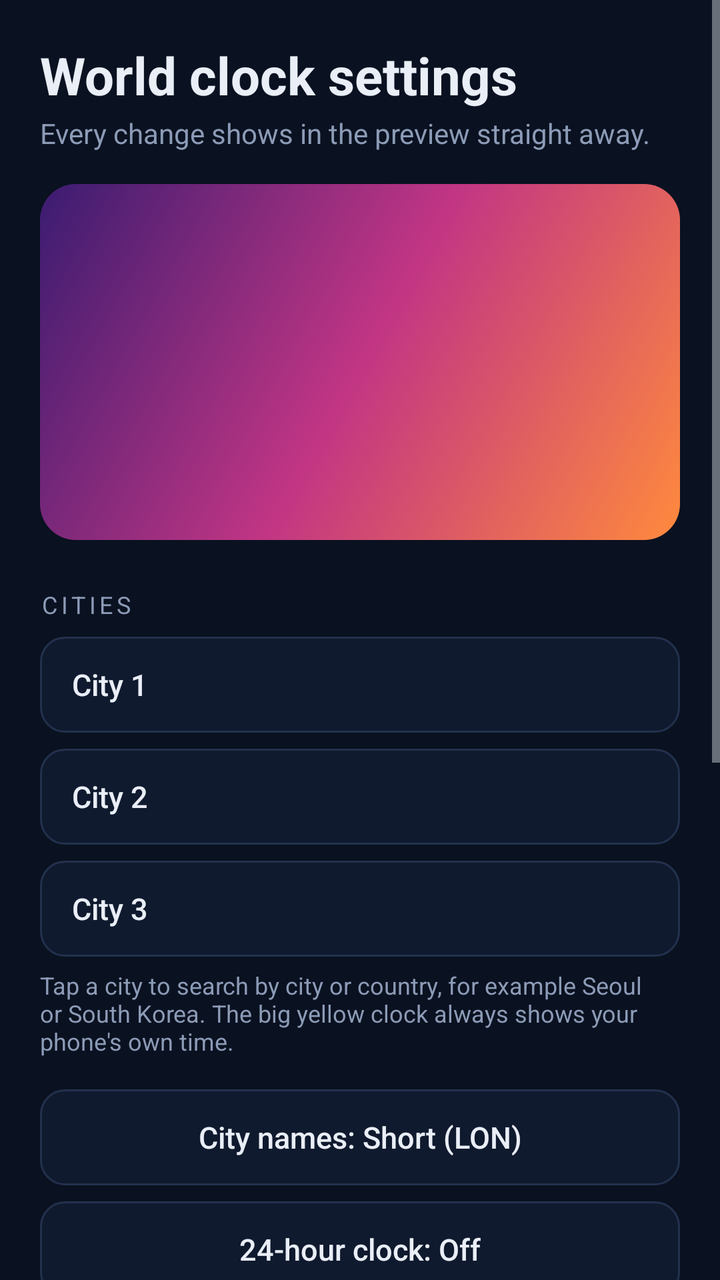
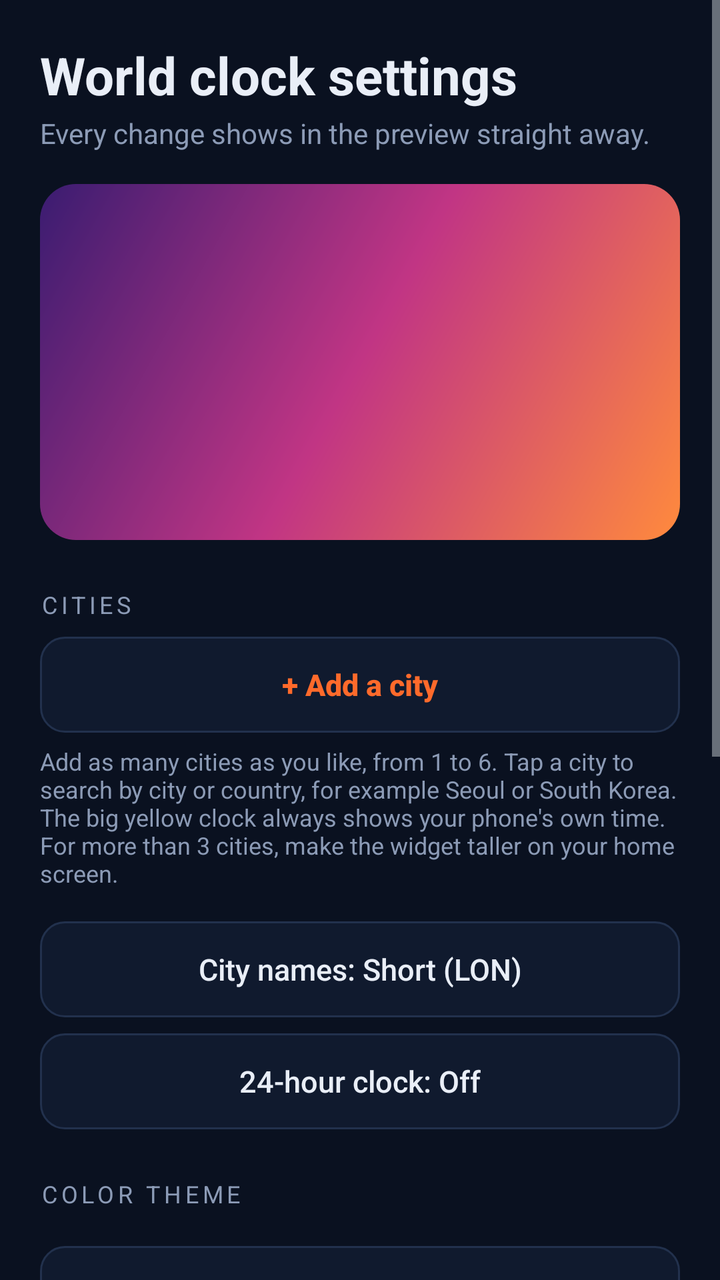

The first picture is an Android layout as it rendered before a commit; the second is the same layout after the commit. The layout source and the unified diff follow.
<!-- AndroidManifest.xml: application theme AppTheme -->
<!-- res/layout/activity_config_world.xml -->
<?xml version="1.0" encoding="utf-8"?>
<ScrollView xmlns:android="http://schemas.android.com/apk/res/android"
    android:layout_width="match_parent"
    android:layout_height="match_parent"
    android:background="@color/bg"
    android:fillViewport="true">

    <LinearLayout
        android:layout_width="match_parent"
        android:layout_height="wrap_content"
        android:orientation="vertical"
        android:padding="20dp">

        <TextView
            android:layout_width="match_parent"
            android:layout_height="wrap_content"
            android:text="World clock settings"
            android:textColor="@color/fg"
            android:textSize="26sp"
            android:textStyle="bold" />

        <TextView
            android:layout_width="match_parent"
            android:layout_height="wrap_content"
            android:layout_marginTop="2dp"
            android:text="Every change shows in the preview straight away."
            android:textColor="@color/muted"
            android:textSize="14sp" />

        <FrameLayout
            android:layout_width="match_parent"
            android:layout_height="wrap_content"
            android:layout_marginTop="16dp"
            android:background="@drawable/preview_backdrop"
            android:padding="14dp">

            <FrameLayout
                android:id="@+id/preview_host"
                android:layout_width="match_parent"
                android:layout_height="150dp" />
        </FrameLayout>

        <TextView
            android:layout_width="wrap_content"
            android:layout_height="wrap_content"
            android:layout_marginTop="24dp"
            android:letterSpacing="0.16"
            android:text="Cities"
            android:textAllCaps="true"
            android:textColor="@color/muted"
            android:textSize="12sp" />

        <Button
            android:id="@+id/btn_city1"
            android:layout_width="match_parent"
            android:layout_height="48dp"
            android:layout_marginTop="8dp"
            android:background="@drawable/bg_button_outline"
            android:gravity="start|center_vertical"
            android:paddingHorizontal="16dp"
            android:stateListAnimator="@null"
            android:text="City 1"
            android:textAllCaps="false"
            android:textColor="@color/fg"
            android:textSize="15sp" />

        <Button
            android:id="@+id/btn_city2"
            android:layout_width="match_parent"
            android:layout_height="48dp"
            android:layout_marginTop="8dp"
            android:background="@drawable/bg_button_outline"
            android:gravity="start|center_vertical"
            android:paddingHorizontal="16dp"
            android:stateListAnimator="@null"
            android:text="City 2"
            android:textAllCaps="false"
            android:textColor="@color/fg"
            android:textSize="15sp" />

        <Button
            android:id="@+id/btn_city3"
            android:layout_width="match_parent"
            android:layout_height="48dp"
            android:layout_marginTop="8dp"
            android:background="@drawable/bg_button_outline"
            android:gravity="start|center_vertical"
            android:paddingHorizontal="16dp"
            android:stateListAnimator="@null"
            android:text="City 3"
            android:textAllCaps="false"
            android:textColor="@color/fg"
            android:textSize="15sp" />

        <TextView
            android:layout_width="match_parent"
            android:layout_height="wrap_content"
            android:layout_marginTop="6dp"
            android:text="Tap a city to search by city or country, for example Seoul or South Korea. The big yellow clock always shows your phone's own time."
            android:textColor="@color/muted"
            android:textSize="12sp" />

        <Button
            android:id="@+id/btn_names"
            android:layout_width="match_parent"
            android:layout_height="48dp"
            android:layout_marginTop="16dp"
            android:background="@drawable/bg_button_outline"
            android:stateListAnimator="@null"
            android:text="City names: Short (LON)"
            android:textAllCaps="false"
            android:textColor="@color/fg"
            android:textSize="15sp" />

        <Button
            android:id="@+id/btn_h24"
            android:layout_width="match_parent"
            android:layout_height="48dp"
            android:layout_marginTop="8dp"
            android:background="@drawable/bg_button_outline"
            android:stateListAnimator="@null"
            android:text="24-hour clock: Off"
            android:textAllCaps="false"
            android:textColor="@color/fg"
            android:textSize="15sp" />

        <include
            layout="@layout/view_look"
            android:layout_width="match_parent"
            android:layout_height="wrap_content" />

        <Button
            android:id="@+id/btn_save"
            android:layout_width="match_parent"
            android:layout_height="52dp"
            android:layout_marginTop="28dp"
            android:background="@drawable/bg_button_primary"
            android:stateListAnimator="@null"
            android:text="Save widget"
            android:textAllCaps="false"
            android:textColor="@color/on_accent"
            android:textSize="16sp"
            android:textStyle="bold" />
    </LinearLayout>
</ScrollView>
<!-- res/layout/view_look.xml (included above) -->
<?xml version="1.0" encoding="utf-8"?>
<LinearLayout xmlns:android="http://schemas.android.com/apk/res/android"
    android:layout_width="match_parent"
    android:layout_height="wrap_content"
    android:orientation="vertical">

    <TextView
        android:layout_width="wrap_content"
        android:layout_height="wrap_content"
        android:layout_marginTop="24dp"
        android:letterSpacing="0.16"
        android:text="Color theme"
        android:textAllCaps="true"
        android:textColor="@color/muted"
        android:textSize="12sp" />

    <HorizontalScrollView
        android:layout_width="match_parent"
        android:layout_height="wrap_content"
        android:layout_marginTop="8dp"
        android:scrollbars="none">

        <LinearLayout
            android:id="@+id/presets_row"
            android:layout_width="wrap_content"
            android:layout_height="wrap_content"
            android:orientation="horizontal" />
    </HorizontalScrollView>

    <Button
        android:id="@+id/btn_c_bg"
        android:layout_width="match_parent"
        android:layout_height="48dp"
        android:layout_marginTop="10dp"
        android:background="@drawable/bg_button_outline"
        android:gravity="start|center_vertical"
        android:paddingHorizontal="16dp"
        android:stateListAnimator="@null"
        android:text="Background color"
        android:textAllCaps="false"
        android:textColor="@color/fg"
        android:textSize="15sp" />

    <Button
        android:id="@+id/btn_c_fg"
        android:layout_width="match_parent"
        android:layout_height="48dp"
        android:layout_marginTop="8dp"
        android:background="@drawable/bg_button_outline"
        android:gravity="start|center_vertical"
        android:paddingHorizontal="16dp"
        android:stateListAnimator="@null"
        android:text="Text color"
        android:textAllCaps="false"
        android:textColor="@color/fg"
        android:textSize="15sp" />

    <Button
        android:id="@+id/btn_c_accent"
        android:layout_width="match_parent"
        android:layout_height="48dp"
        android:layout_marginTop="8dp"
        android:background="@drawable/bg_button_outline"
        android:gravity="start|center_vertical"
        android:paddingHorizontal="16dp"
        android:stateListAnimator="@null"
        android:text="Accent color"
        android:textAllCaps="false"
        android:textColor="@color/fg"
        android:textSize="15sp" />

    <TextView
        android:layout_width="wrap_content"
        android:layout_height="wrap_content"
        android:layout_marginTop="24dp"
        android:letterSpacing="0.16"
        android:text="Transparency"
        android:textAllCaps="true"
        android:textColor="@color/muted"
        android:textSize="12sp" />

    <TextView
        android:id="@+id/tv_opacity"
        android:layout_width="match_parent"
        android:layout_height="wrap_content"
        android:layout_marginTop="8dp"
        android:text="Background opacity: 100%"
        android:textColor="@color/fg"
        android:textSize="15sp" />

    <SeekBar
        android:id="@+id/sb_opacity"
        android:layout_width="match_parent"
        android:layout_height="wrap_content"
        android:layout_marginTop="4dp"
        android:max="100"
        android:progress="100" />

    <TextView
        android:layout_width="match_parent"
        android:layout_height="wrap_content"
        android:text="At 0% only the text shows, floating over your wallpaper."
        android:textColor="@color/muted"
        android:textSize="12sp" />
</LinearLayout>
<!-- resources referenced by this layout -->
<resources>
  <color name="bg">#0A1120</color>
  <color name="fg">#E9EEF7</color>
  <color name="muted">#8C9BB6</color>
  <color name="on_accent">#1B0B03</color>
  <!-- drawable bg_button_outline (drawable) -->
  <?xml version="1.0" encoding="utf-8"?>
  <ripple xmlns:android="http://schemas.android.com/apk/res/android"
      android:color="#33FFFFFF">
      <item>
          <shape android:shape="rectangle">
              <solid android:color="@color/surface" />
              <stroke
                  android:width="1dp"
                  android:color="@color/line" />
              <corners android:radius="12dp" />
          </shape>
      </item>
  </ripple>
  <!-- drawable bg_button_primary (drawable) -->
  <?xml version="1.0" encoding="utf-8"?>
  <ripple xmlns:android="http://schemas.android.com/apk/res/android"
      android:color="#33FFFFFF">
      <item>
          <shape android:shape="rectangle">
              <solid android:color="@color/accent" />
              <corners android:radius="12dp" />
          </shape>
      </item>
  </ripple>
  <!-- drawable preview_backdrop (drawable) -->
  <?xml version="1.0" encoding="utf-8"?>
  <shape xmlns:android="http://schemas.android.com/apk/res/android"
      android:shape="rectangle">
      <gradient
          android:angle="135"
          android:centerColor="#C13584"
          android:endColor="#3A1C71"
          android:startColor="#FF8A3D" />
      <corners android:radius="18dp" />
  </shape>
  <style name="AppTheme" parent="android:Theme.DeviceDefault.NoActionBar">
          <item name="android:windowBackground">@color/bg</item>
          <item name="android:statusBarColor">@color/bg</item>
          <item name="android:navigationBarColor">@color/bg</item>
          <item name="android:colorAccent">@color/accent</item>
      </style>
  <color name="surface">#101A2E</color>
  <color name="line">#22314D</color>
  <color name="accent">#FF6A2B</color>
</resources>

<!-- the commit's change to res/layout/activity_config_world.xml (unified diff, before → after) -->
@@ -50,74 +50,51 @@
             android:textColor="@color/muted"
             android:textSize="12sp" />
 
-        <Button
-            android:id="@+id/btn_city1"
+        <LinearLayout
+            android:id="@+id/cities_container"
+            android:layout_width="match_parent"
+            android:layout_height="wrap_content"
+            android:orientation="vertical" />
+
+        <Button
+            android:id="@+id/btn_add_city"
             android:layout_width="match_parent"
             android:layout_height="48dp"
             android:layout_marginTop="8dp"
             android:background="@drawable/bg_button_outline"
-            android:gravity="start|center_vertical"
-            android:paddingHorizontal="16dp"
-            android:stateListAnimator="@null"
-            android:text="City 1"
+            android:stateListAnimator="@null"
+            android:text="+ Add a city"
+            android:textAllCaps="false"
+            android:textColor="@color/accent"
+            android:textSize="15sp"
+            android:textStyle="bold" />
+
+        <TextView
+            android:layout_width="match_parent"
+            android:layout_height="wrap_content"
+            android:layout_marginTop="6dp"
+            android:text="Add as many cities as you like, from 1 to 6. Tap a city to search by city or country, for example Seoul or South Korea. The big yellow clock always shows your phone's own time. For more than 3 cities, make the widget taller on your home screen."
+            android:textColor="@color/muted"
+            android:textSize="12sp" />
+
+        <Button
+            android:id="@+id/btn_names"
+            android:layout_width="match_parent"
+            android:layout_height="48dp"
+            android:layout_marginTop="16dp"
+            android:background="@drawable/bg_button_outline"
+            android:stateListAnimator="@null"
+            android:text="City names: Short (LON)"
             android:textAllCaps="false"
             android:textColor="@color/fg"
             android:textSize="15sp" />
 
         <Button
-            android:id="@+id/btn_city2"
+            android:id="@+id/btn_h24"
             android:layout_width="match_parent"
             android:layout_height="48dp"
             android:layout_marginTop="8dp"
             android:background="@drawable/bg_button_outline"
-            android:gravity="start|center_vertical"
-            android:paddingHorizontal="16dp"
-            android:stateListAnimator="@null"
-            android:text="City 2"
-            android:textAllCaps="false"
-            android:textColor="@color/fg"
-            android:textSize="15sp" />
-
-        <Button
-            android:id="@+id/btn_city3"
-            android:layout_width="match_parent"
-            android:layout_height="48dp"
-            android:layout_marginTop="8dp"
-            android:background="@drawable/bg_button_outline"
-            android:gravity="start|center_vertical"
-            android:paddingHorizontal="16dp"
-            android:stateListAnimator="@null"
-            android:text="City 3"
-            android:textAllCaps="false"
-            android:textColor="@color/fg"
-            android:textSize="15sp" />
-
-        <TextView
-            android:layout_width="match_parent"
-            android:layout_height="wrap_content"
-            android:layout_marginTop="6dp"
-            android:text="Tap a city to search by city or country, for example Seoul or South Korea. The big yellow clock always shows your phone's own time."
-            android:textColor="@color/muted"
-            android:textSize="12sp" />
-
-        <Button
-            android:id="@+id/btn_names"
-            android:layout_width="match_parent"
-            android:layout_height="48dp"
-            android:layout_marginTop="16dp"
-            android:background="@drawable/bg_button_outline"
-            android:stateListAnimator="@null"
-            android:text="City names: Short (LON)"
-            android:textAllCaps="false"
-            android:textColor="@color/fg"
-            android:textSize="15sp" />
-
-        <Button
-            android:id="@+id/btn_h24"
-            android:layout_width="match_parent"
-            android:layout_height="48dp"
-            android:layout_marginTop="8dp"
-            android:background="@drawable/bg_button_outline"
             android:stateListAnimator="@null"
             android:text="24-hour clock: Off"
             android:textAllCaps="false"
@@ -128,6 +105,30 @@
             layout="@layout/view_look"
             android:layout_width="match_parent"
             android:layout_height="wrap_content" />
+
+        <TextView
+            android:id="@+id/tv_pill"
+            android:layout_width="match_parent"
+            android:layout_height="wrap_content"
+            android:layout_marginTop="20dp"
+            android:text="Pill opacity: 75%"
+            android:textColor="@color/fg"
+            android:textSize="15sp" />
+
+        <SeekBar
+            android:id="@+id/sb_pill"
+            android:layout_width="match_parent"
+            android:layout_height="wrap_content"
+            android:layout_marginTop="4dp"
+            android:max="100"
+            android:progress="75" />
+
+        <TextView
+            android:layout_width="match_parent"
+            android:layout_height="wrap_content"
+            android:text="Fades the yellow clock pill and the city pills. At 0% only the text shows."
+            android:textColor="@color/muted"
+            android:textSize="12sp" />
 
         <Button
             android:id="@+id/btn_save"
